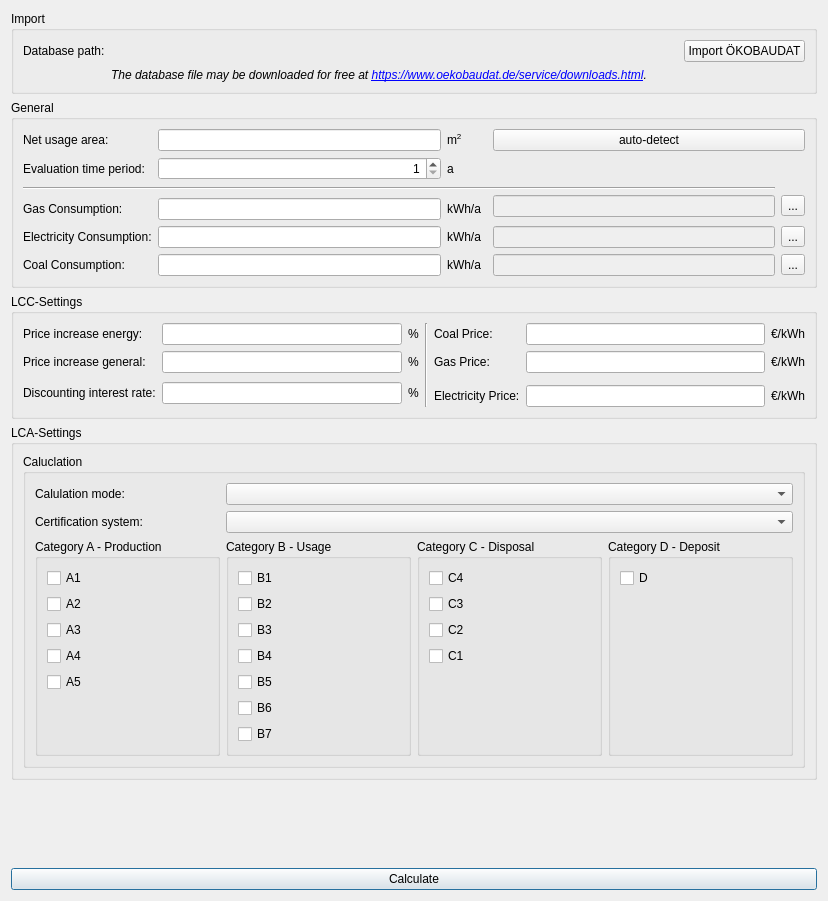
Above: SIM-VICUS/src/SVLcaLccSettingsDialog.ui from ghorwin/SIM-VICUS before the change. Below: the same form after it.
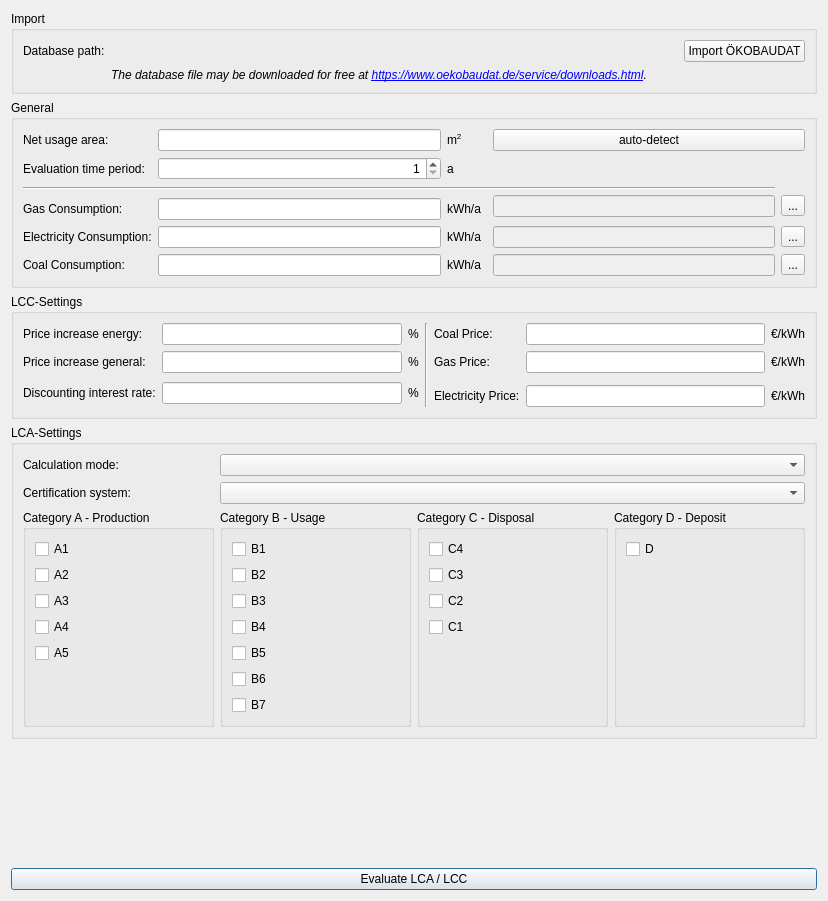
That is the form after the change. Custom widgets are drawn as their Qt base class.

What changed in the file:
```diff
--- a/SIM-VICUS/src/SVLcaLccSettingsDialog.ui
+++ b/SIM-VICUS/src/SVLcaLccSettingsDialog.ui
@@ -135,312 +135,10 @@
    <item row="5" column="0">
     <widget class="QPushButton" name="pushButtonCalculate">
      <property name="text">
-      <string>Calculate</string>
+      <string>Evaluate LCA / LCC</string>
      </property>
     </widget>
    </item>
-   <item row="0" column="0">
-    <widget class="QGroupBox" name="groupBox_4">
-     <property name="title">
-      <string>Import</string>
-     </property>
-     <layout class="QGridLayout" name="gridLayout_5" columnstretch="0,1,0">
-      <item row="0" column="1">
-       <widget class="QtExt::BrowseFilenameWidget" name="filepathOekoBauDat" native="true">
-        <property name="minimumSize">
-         <size>
-          <width>0</width>
-          <height>20</height>
-         </size>
-        </property>
-       </widget>
-      </item>
-      <item row="0" column="0">
-       <widget class="QLabel" name="label_8">
-        <property name="text">
-         <string>Database path:</string>
-        </property>
-       </widget>
-      </item>
-      <item row="0" column="2">
-       <widget class="QPushButton" name="pushButtonImportOkoebaudat">
-        <property name="text">
-         <string>Import ÖKOBAUDAT</string>
-        </property>
-       </widget>
-      </item>
-      <item row="1" column="1" colspan="2">
-       <widget class="QLabel" name="label_5">
-        <property name="font">
-         <font>
-          <italic>true</italic>
-         </font>
-        </property>
-        <property name="text">
-         <string>&lt;html&gt;&lt;head/&gt;&lt;body&gt;&lt;p&gt;The database file may be downloaded for free at &lt;a href=&quot;https://www.oekobaudat.de/service/downloads.html&quot;&gt;&lt;span style=&quot; text-decoration: underline; color:#0000ff;&quot;&gt;https://www.oekobaudat.de/service/downloads.html&lt;/span&gt;&lt;/a&gt;.&lt;/p&gt;&lt;/body&gt;&lt;/html&gt;</string>
-        </property>
-        <property name="textInteractionFlags">
-         <set>Qt::LinksAccessibleByMouse|Qt::TextSelectableByMouse</set>
-        </property>
-       </widget>
-      </item>
-     </layout>
-    </widget>
-   </item>
-   <item row="3" column="0">
-    <widget class="QGroupBox" name="groupBoxLcaSettings">
-     <property name="title">
-      <string>LCA-Settings</string>
-     </property>
-     <layout class="QGridLayout" name="gridLayout_2">
-      <item row="1" column="0" colspan="3">
-       <widget class="QGroupBox" name="groupBoxLcaCalc">
-        <property name="title">
-         <string>Caluclation</string>
-        </property>
-        <layout class="QGridLayout" name="gridLayout_3">
-         <item row="2" column="1">
-          <widget class="QGroupBox" name="groupBoxCatB">
-           <property name="title">
-            <string>Category B - Usage</string>
-           </property>
-           <layout class="QVBoxLayout" name="verticalLayout_2">
-            <item>
-             <widget class="QCheckBox" name="checkBoxB1">
-              <property name="text">
-               <string>B1</string>
-              </property>
-             </widget>
-            </item>
-            <item>
-             <widget class="QCheckBox" name="checkBoxB2">
-              <property name="text">
-               <string>B2</string>
-              </property>
-             </widget>
-            </item>
-            <item>
-             <widget class="QCheckBox" name="checkBoxB3">
-              <property name="text">
-               <string>B3</string>
-              </property>
-             </widget>
-            </item>
-            <item>
-             <widget class="QCheckBox" name="checkBoxB4">
-              <property name="text">
-               <string>B4</string>
-              </property>
-             </widget>
-            </item>
-            <item>
-             <widget class="QCheckBox" name="checkBoxB5">
-              <property name="text">
-               <string>B5</string>
-              </property>
-             </widget>
-            </item>
-            <item>
-             <widget class="QCheckBox" name="checkBoxB6">
-              <property name="text">
-               <string>B6</string>
-              </property>
-             </widget>
-            </item>
-            <item>
-             <widget class="QCheckBox" name="checkBoxB7">
-              <property name="text">
-               <string>B7</string>
-              </property>
-             </widget>
-            </item>
-           </layout>
-          </widget>
-         </item>
-         <item row="2" column="3">
-          <widget class="QGroupBox" name="groupBoxCatD">
-           <property name="title">
-            <string>Category D - Deposit</string>
-           </property>
-           <layout class="QVBoxLayout" name="verticalLayout_4">
-            <item>
-             <widget class="QCheckBox" name="checkBoxD">
-              <property name="text">
-               <string>D</string>
-              </property>
-             </widget>
-            </item>
-            <item>
-             <spacer name="verticalSpacer_4">
-              <property name="orientation">
-               <enum>Qt::Vertical</enum>
-              </property>
-              <property name="sizeHint" stdset="0">
-               <size>
-                <width>20</width>
-                <height>40</height>
-               </size>
-              </property>
-             </spacer>
-            </item>
-           </layout>
-          </widget>
-         </item>
-         <item row="0" column="0">
-          <widget class="QLabel" name="label_11">
-           <property name="text">
-            <string>Calulation mode:</string>
-           </property>
-          </widget>
-         </item>
-         <item row="2" column="2">
-          <widget class="QGroupBox" name="groupBoxCatC">
-           <property name="title">
-            <string>Category C - Disposal</string>
-           </property>
-           <layout class="QVBoxLayout" name="verticalLayout_3">
-            <item>
-             <widget class="QCheckBox" name="checkBoxC4">
-              <property name="text">
-               <string>C4</string>
-              </property>
-             </widget>
-            </item>
-            <item>
-             <widget class="QCheckBox" name="checkBoxC3">
-              <property name="text">
-               <string>C3</string>
-              </property>
-             </widget>
-            </item>
-            <item>
-             <widget class="QCheckBox" name="checkBoxC2">
-              <property name="text">
-               <string>C2</string>
-              </property>
-             </widget>
-            </item>
-            <item>
-             <widget class="QCheckBox" name="checkBoxC1">
-              <property name="text">
-               <string>C1</string>
-              </property>
-             </widget>
-            </item>
-            <item>
-             <spacer name="verticalSpacer_3">
-              <property name="orientation">
-               <enum>Qt::Vertical</enum>
-              </property>
-              <property name="sizeHint" stdset="0">
-               <size>
-                <width>20</width>
-                <height>40</height>
-               </size>
-              </property>
-             </spacer>
-            </item>
-           </layout>
-          </widget>
-         </item>
-         <item row="2" column="0">
-          <widget class="QGroupBox" name="groupBoxCatA">
-           <property name="title">
-            <string>Category A - Production</string>
-           </property>
-           <layout class="QVBoxLayout" name="verticalLayout">
-            <item>
-             <widget class="QCheckBox" name="checkBoxA1">
-              <property name="text">
-               <string>A1</string>
-              </property>
-              <property name="checked">
-               <bool>false</bool>
-              </property>
-             </widget>
-            </item>
-            <item>
-             <widget class="QCheckBox" name="checkBoxA2">
-              <property name="text">
-               <string>A2</string>
-              </property>
-              <property name="checked">
-               <bool>false</bool>
-              </property>
-             </widget>
-            </item>
-            <item>
-             <widget class="QCheckBox" name="checkBoxA3">
-              <property name="text">
-               <string>A3</string>
-              </property>
-              <property name="checked">
-               <bool>false</bool>
-              </property>
-             </widget>
-            </item>
-            <item>
-             <widget class="QCheckBox" name="checkBoxA4">
-              <property name="text">
-               <string>A4</string>
-              </property>
-             </widget>
-            </item>
-            <item>
-             <widget class="QCheckBox" name="checkBoxA5">
-              <property name="text">
-               <string>A5</string>
-              </property>
-             </widget>
-            </item>
-            <item>
-             <spacer name="verticalSpacer_2">
-              <property name="orientation">
-               <enum>Qt::Vertical</enum>
-              </property>
-              <property name="sizeHint" stdset="0">
-               <size>
-                <width>20</width>
-                <height>40</height>
-               </size>
-              </property>
-             </spacer>
-            </item>
-           </layout>
-          </widget>
-         </item>
-         <item row="1" column="0">
-          <widget class="QLabel" name="label_12">
-           <property name="text">
-            <string>Certification system:</string>
-           </property>
-          </widget>
-         </item>
-         <item row="0" column="1" colspan="3">
-          <widget class="QComboBox" name="comboBoxCalculationMode"/>
-         </item>
-         <item row="1" column="1" colspan="3">
-          <widget class="QComboBox" name="comboBoxCertificationSystem"/>
-         </item>
-        </layout>
-       </widget>
-      </item>
-     </layout>
-    </widget>
-   </item>
-   <item row="4" column="0">
-    <spacer name="verticalSpacer">
-     <property name="orientation">
-      <enum>Qt::Vertical</enum>
-     </property>
-     <property name="sizeHint" stdset="0">
-      <size>
-       <width>20</width>
-       <height>40</height>
-      </size>
-     </property>
-    </spacer>
-   </item>
    <item row="1" column="0">
     <widget class="QGroupBox" name="groupBoxGeneral">
      <property name="title">
@@ -605,9 +303,308 @@
      </layout>
     </widget>
    </item>
+   <item row="3" column="0">
+    <widget class="QGroupBox" name="groupBoxLcaCalc">
+     <property name="title">
+      <string>LCA-Settings</string>
+     </property>
+     <layout class="QGridLayout" name="gridLayout_3">
+      <item row="2" column="0">
+       <widget class="QGroupBox" name="groupBoxCatA">
+        <property name="title">
+         <string>Category A - Production</string>
+        </property>
+        <layout class="QVBoxLayout" name="verticalLayout">
+         <item>
+          <widget class="QCheckBox" name="checkBoxA1">
+           <property name="text">
+            <string>A1</string>
+           </property>
+           <property name="checked">
+            <bool>false</bool>
+           </property>
+          </widget>
+         </item>
+         <item>
+          <widget class="QCheckBox" name="checkBoxA2">
+           <property name="text">
+            <string>A2</string>
+           </property>
+           <property name="checked">
+            <bool>false</bool>
+           </property>
+          </widget>
+         </item>
+         <item>
+          <widget class="QCheckBox" name="checkBoxA3">
+           <property name="text">
+            <string>A3</string>
+           </property>
+           <property name="checked">
+            <bool>false</bool>
+           </property>
+          </widget>
+         </item>
+         <item>
+          <widget class="QCheckBox" name="checkBoxA4">
+           <property name="text">
+            <string>A4</string>
+           </property>
+          </widget>
+         </item>
+         <item>
+          <widget class="QCheckBox" name="checkBoxA5">
+           <property name="text">
+            <string>A5</string>
+           </property>
+          </widget>
+         </item>
+         <item>
+          <spacer name="verticalSpacer_2">
+           <property name="orientation">
+            <enum>Qt::Vertical</enum>
+           </property>
+           <property name="sizeHint" stdset="0">
+            <size>
+             <width>20</width>
+             <height>40</height>
+            </size>
+           </property>
+          </spacer>
+         </item>
+        </layout>
+       </widget>
+      </item>
+      <item row="0" column="0">
+       <widget class="QLabel" name="label_11">
+        <property name="text">
+         <string>Calculation mode:</string>
+        </property>
+       </widget>
+      </item>
+      <item row="2" column="1">
+       <widget class="QGroupBox" name="groupBoxCatB">
+        <property name="title">
+         <string>Category B - Usage</string>
+        </property>
+        <layout class="QVBoxLayout" name="verticalLayout_2">
+         <item>
+          <widget class="QCheckBox" name="checkBoxB1">
+           <property name="text">
+            <string>B1</string>
+           </property>
+          </widget>
+         </item>
+         <item>
+          <widget class="QCheckBox" name="checkBoxB2">
+           <property name="text">
+            <string>B2</string>
+           </property>
+          </widget>
+         </item>
+         <item>
+          <widget class="QCheckBox" name="checkBoxB3">
+           <property name="text">
+            <string>B3</string>
+           </property>
+          </widget>
+         </item>
+         <item>
+          <widget class="QCheckBox" name="checkBoxB4">
+           <property name="text">
+            <string>B4</string>
+           </property>
+          </widget>
+         </item>
+         <item>
+          <widget class="QCheckBox" name="checkBoxB5">
+           <property name="text">
+            <string>B5</string>
+           </property>
+          </widget>
+         </item>
+         <item>
+          <widget class="QCheckBox" name="checkBoxB6">
+           <property name="text">
+            <string>B6</string>
+           </property>
+          </widget>
+         </item>
+         <item>
+          <widget class="QCheckBox" name="checkBoxB7">
+           <property name="text">
+            <string>B7</string>
+           </property>
+          </widget>
+         </item>
+        </layout>
+       </widget>
+      </item>
+      <item row="1" column="1" colspan="3">
+       <widget class="QComboBox" name="comboBoxCertificationSystem"/>
+      </item>
+      <item row="0" column="1" colspan="3">
+       <widget class="QComboBox" name="comboBoxCalculationMode"/>
+      </item>
+      <item row="2" column="2">
+       <widget class="QGroupBox" name="groupBoxCatC">
+        <property name="title">
+         <string>Category C - Disposal</string>
+        </property>
+        <layout class="QVBoxLayout" name="verticalLayout_3">
+         <item>
+          <widget class="QCheckBox" name="checkBoxC4">
+           <property name="text">
+            <string>C4</string>
+           </property>
+          </widget>
+         </item>
+         <item>
+          <widget class="QCheckBox" name="checkBoxC3">
+           <property name="text">
+            <string>C3</string>
+           </property>
+          </widget>
+         </item>
+         <item>
+          <widget class="QCheckBox" name="checkBoxC2">
+           <property name="text">
+            <string>C2</string>
+           </property>
+          </widget>
+         </item>
+         <item>
+          <widget class="QCheckBox" name="checkBoxC1">
+           <property name="text">
+            <string>C1</string>
+           </property>
+          </widget>
+         </item>
+         <item>
+          <spacer name="verticalSpacer_3">
+           <property name="orientation">
+            <enum>Qt::Vertical</enum>
+           </property>
+           <property name="sizeHint" stdset="0">
+            <size>
+             <width>20</width>
+             <height>40</height>
+            </size>
+           </property>
+          </spacer>
+         </item>
+        </layout>
+       </widget>
+      </item>
+      <item row="2" column="3">
+       <widget class="QGroupBox" name="groupBoxCatD">
+        <property name="title">
+         <string>Category D - Deposit</string>
+        </property>
+        <layout class="QVBoxLayout" name="verticalLayout_4">
+         <item>
+          <widget class="QCheckBox" name="checkBoxD">
+           <property name="text">
+            <string>D</string>
+           </property>
+          </widget>
+         </item>
+         <item>
+          <spacer name="verticalSpacer_4">
+           <property name="orientation">
+            <enum>Qt::Vertical</enum>
+           </property>
+           <property name="sizeHint" stdset="0">
+            <size>
+             <width>20</width>
+             <height>40</height>
+            </size>
+           </property>
+          </spacer>
+         </item>
+        </layout>
+       </widget>
+      </item>
+      <item row="1" column="0">
+       <widget class="QLabel" name="label_12">
+        <property name="text">
+         <string>Certification system:</string>
+        </property>
+       </widget>
+      </item>
+     </layout>
+    </widget>
+   </item>
+   <item row="0" column="0">
+    <widget class="QGroupBox" name="groupBox_4">
+     <property name="title">
+      <string>Import</string>
+     </property>
+     <layout class="QGridLayout" name="gridLayout_5" columnstretch="0,1,0">
+      <item row="0" column="1">
+       <widget class="QtExt::BrowseFilenameWidget" name="filepathOekoBauDat" native="true">
+        <property name="minimumSize">
+         <size>
+          <width>0</width>
+          <height>20</height>
+         </size>
+        </property>
+       </widget>
+      </item>
+      <item row="0" column="0">
+       <widget class="QLabel" name="label_8">
+        <property name="text">
+         <string>Database path:</string>
+        </property>
+       </widget>
+      </item>
+      <item row="0" column="2">
+       <widget class="QPushButton" name="pushButtonImportOkoebaudat">
+        <property name="text">
+         <string>Import ÖKOBAUDAT</string>
+        </property>
+       </widget>
+      </item>
+      <item row="1" column="1" colspan="2">
+       <widget class="QLabel" name="label_5">
+        <property name="font">
+         <font>
+          <italic>true</italic>
+         </font>
+        </property>
+        <property name="text">
+         <string>&lt;html&gt;&lt;head/&gt;&lt;body&gt;&lt;p&gt;The database file may be downloaded for free at &lt;a href=&quot;https://www.oekobaudat.de/service/downloads.html&quot;&gt;&lt;span style=&quot; text-decoration: underline; color:#0000ff;&quot;&gt;https://www.oekobaudat.de/service/downloads.html&lt;/span&gt;&lt;/a&gt;.&lt;/p&gt;&lt;/body&gt;&lt;/html&gt;</string>
+        </property>
+        <property name="textInteractionFlags">
+         <set>Qt::LinksAccessibleByMouse|Qt::TextSelectableByMouse</set>
+        </property>
+       </widget>
+      </item>
+     </layout>
+    </widget>
+   </item>
+   <item row="4" column="0">
+    <spacer name="verticalSpacer">
+     <property name="orientation">
+      <enum>Qt::Vertical</enum>
+     </property>
+     <property name="sizeHint" stdset="0">
+      <size>
+       <width>20</width>
+       <height>40</height>
+      </size>
+     </property>
+    </spacer>
+   </item>
   </layout>
  </widget>
  <customwidgets>
+  <customwidget>
+   <class>QtExt::BrowseFilenameWidget</class>
+   <extends>QWidget</extends>
+   <header>QtExt_BrowseFilenameWidget.h</header>
+   <container>1</container>
+  </customwidget>
   <customwidget>
    <class>QtExt::ValidatingLineEdit</class>
    <extends>QLineEdit</extends>
@@ -616,12 +613,6 @@
     <signal>editingFinishedSuccessfully()</signal>
    </slots>
   </customwidget>
-  <customwidget>
-   <class>QtExt::BrowseFilenameWidget</class>
-   <extends>QWidget</extends>
-   <header>QtExt_BrowseFilenameWidget.h</header>
-   <container>1</container>
-  </customwidget>
  </customwidgets>
  <resources/>
  <connections/>
```
